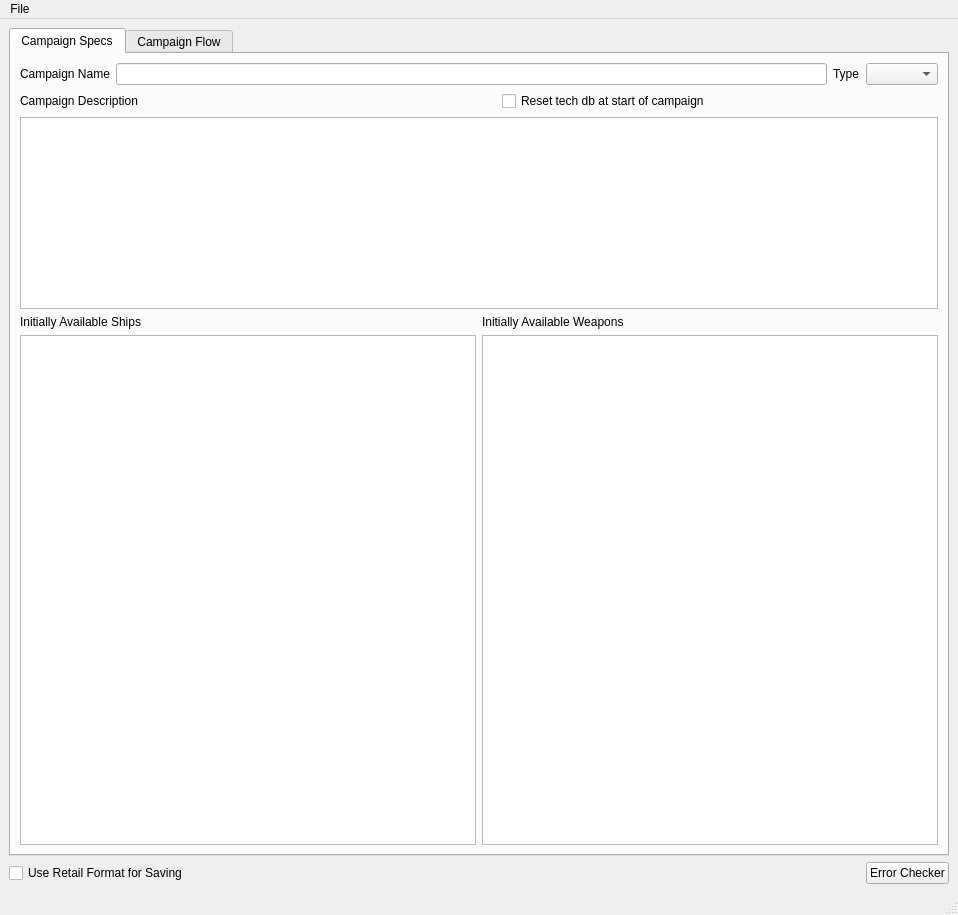
scp-fs2open/fs2open.github.com, file qtfred/ui/CampaignEditorDialog.ui: the form before one commit.
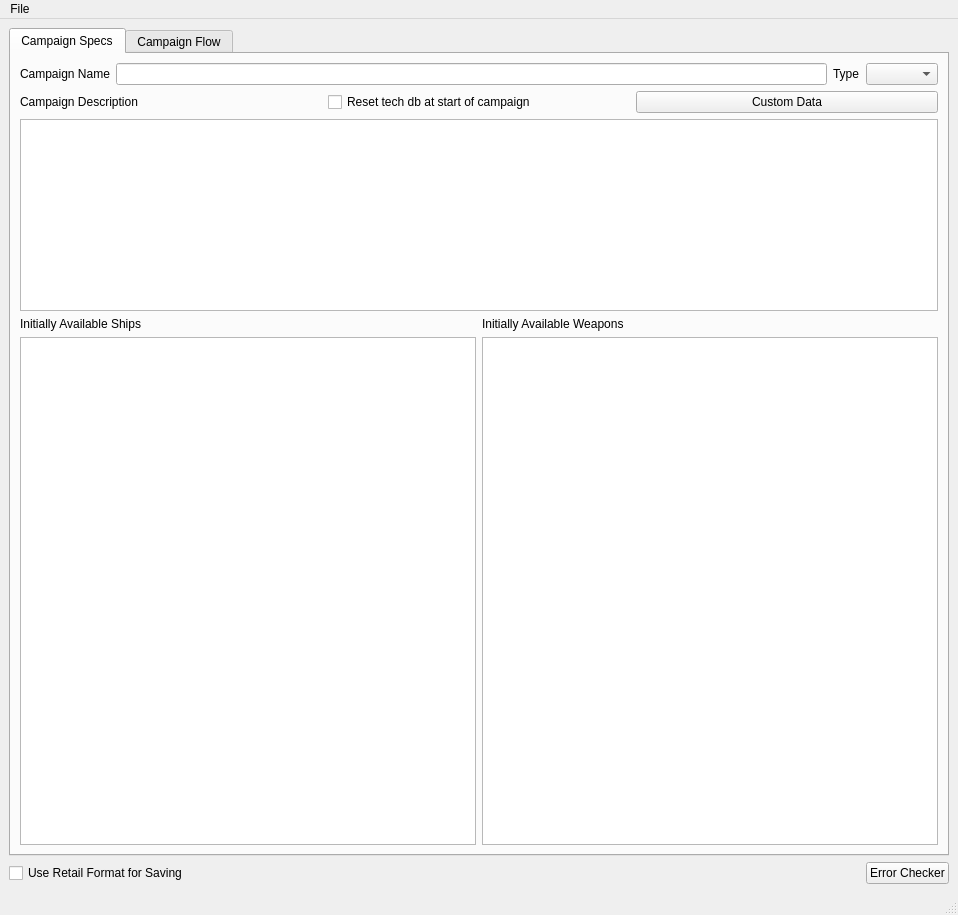
The form after the commit. The open tabs and pages were chosen to show the change. Custom widgets are drawn as their Qt base class.

Commit message: add custom data button

```diff
--- a/qtfred/ui/CampaignEditorDialog.ui
+++ b/qtfred/ui/CampaignEditorDialog.ui
@@ -61,22 +61,6 @@
             </property>
            </widget>
           </item>
-          <item>
-           <spacer name="horizontalSpacer">
-            <property name="orientation">
-             <enum>Qt::Horizontal</enum>
-            </property>
-            <property name="sizeType">
-             <enum>QSizePolicy::Fixed</enum>
-            </property>
-            <property name="sizeHint" stdset="0">
-             <size>
-              <width>40</width>
-              <height>20</height>
-             </size>
-            </property>
-           </spacer>
-          </item>
           <item>
            <widget class="QCheckBox" name="resetTechAtStartCheckBox">
             <property name="layoutDirection">
@@ -87,6 +71,13 @@
             </property>
            </widget>
           </item>
+          <item>
+           <widget class="QPushButton" name="campaignCustomDataButton">
+            <property name="text">
+             <string>Custom Data</string>
+            </property>
+           </widget>
+          </item>
          </layout>
         </item>
         <item>
```
Left out of the diff: 4 changed lines with no effect on the pictures.
